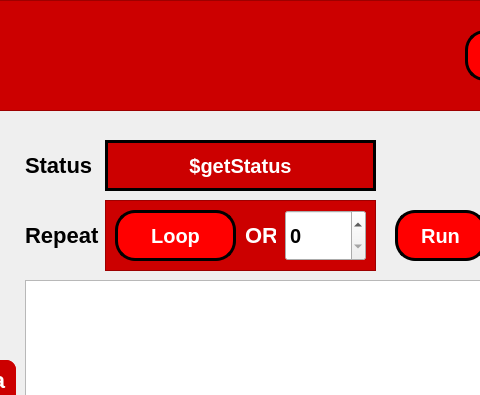
marsel23xxx/rpa-stoneguard, file view.ui: the form before one commit; both pictures show x 695 to 1175 and y 0 to 395 of the 1287 by 763 pixel window.
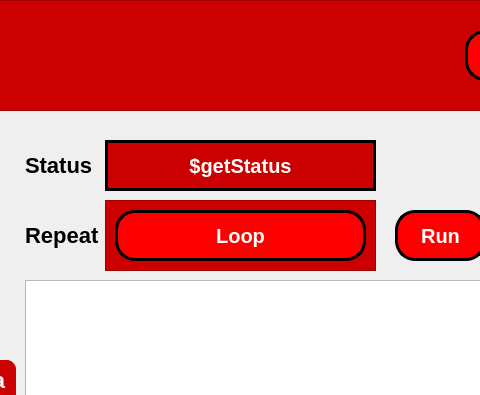
The form after the commit.

Patch:
```diff
--- a/view.ui
+++ b/view.ui
@@ -3213,28 +3213,12 @@
       <property name="frameShadow">
        <enum>QFrame::Raised</enum>
       </property>
-      <widget class="QSpinBox" name="spRunningProjectLoop">
-       <property name="geometry">
-        <rect>
-         <x>180</x>
-         <y>10</y>
-         <width>81</width>
-         <height>51</height>
-        </rect>
-       </property>
-       <property name="styleSheet">
-        <string notr="true">QSpinBox {
-	font-size: 20px;
-	font-weight: bold;
-}</string>
-       </property>
-      </widget>
       <widget class="QPushButton" name="btRunningProjectLoop">
        <property name="geometry">
         <rect>
          <x>10</x>
          <y>10</y>
-         <width>121</width>
+         <width>251</width>
          <height>51</height>
         </rect>
        </property>
@@ -3290,26 +3274,6 @@
         <bool>false</bool>
        </property>
       </widget>
-      <widget class="QLabel" name="label_37">
-       <property name="geometry">
-        <rect>
-         <x>140</x>
-         <y>10</y>
-         <width>31</width>
-         <height>51</height>
-        </rect>
-       </property>
-       <property name="styleSheet">
-        <string notr="true">QLabel {
-	font-size: 22px;
-	font-weight: bold;
-   color: white;
-}</string>
-       </property>
-       <property name="text">
-        <string>OR</string>
-       </property>
-      </widget>
      </widget>
      <widget class="QLabel" name="label_38">
       <property name="geometry">
```
